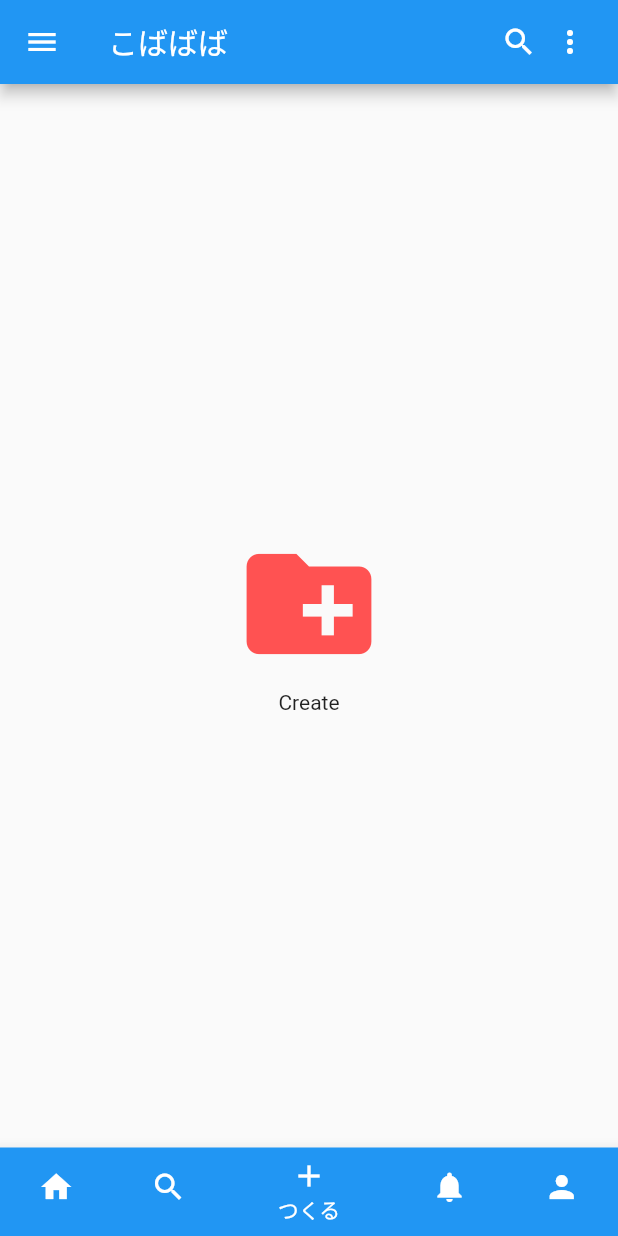
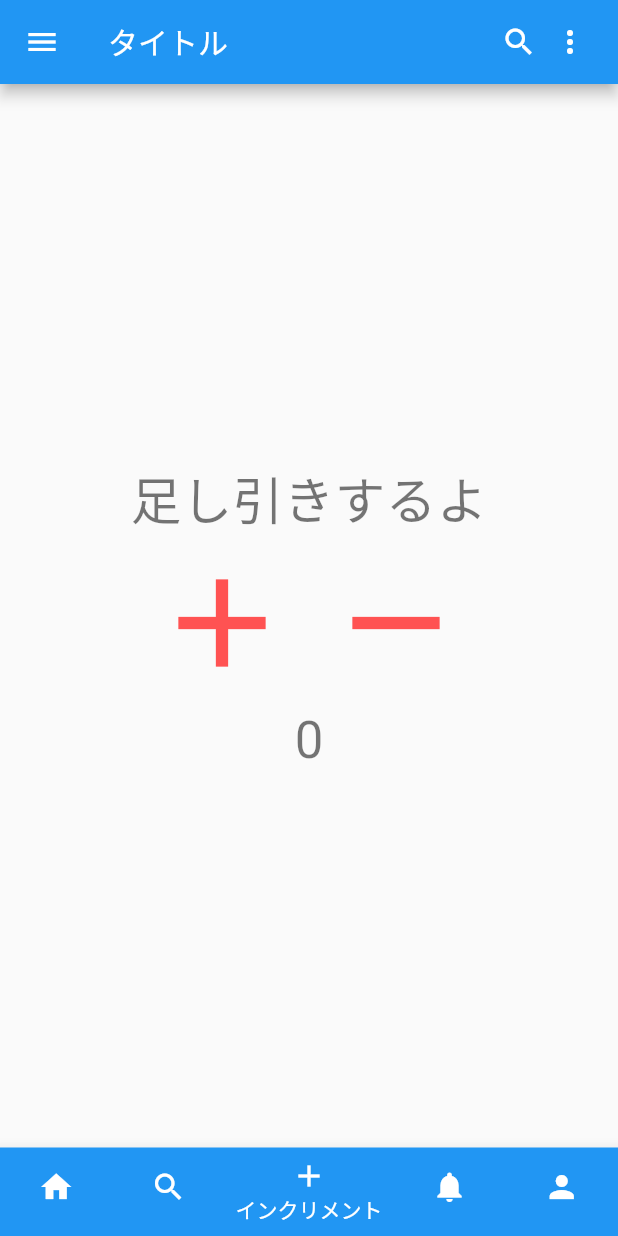
Before and after one commit to koba1108/prac_flutter, a Flutter app: the screen it shows after launch, item 3 of the bottom bar chosen, on a phone screen of 412 x 824 dp. Run offline on Flutter 3.47's test engine with Material 2 defaults, Android fonts, the phone set to English and light mode, and no system bars; our stand-ins replace flutter_redux, redux.

Commit message:
edit ignore

```diff
--- a/lib/main.dart
+++ b/lib/main.dart
@@ -4,16 +4,28 @@ import 'pages/search.dart';
 import 'pages/create.dart';
 import 'pages/notifications.dart';
 import 'pages/account.dart';
+import 'store/index.dart';
+import 'package:redux/redux.dart';
+import 'package:flutter_redux/flutter_redux.dart';
 
-void main() => runApp(MyApp());
+void main() {
+  runApp(MyApp(store: initAppState()));
+}
 
 class MyApp extends StatelessWidget {
+  final Store<AppState> store;
+
+  MyApp({Key key, this.store}) : super(key: key);
+
   @override
   Widget build(BuildContext context) {
-    return MaterialApp(
-      title: 'App',
-      theme: ThemeData(primarySwatch: Colors.blue),
-      home: App(),
+    return StoreProvider<AppState>(
+      store: store,
+      child: MaterialApp(
+        title: 'App',
+        theme: ThemeData(primarySwatch: Colors.blue),
+        home: App(),
+      )
     );
   }
 }
@@ -47,7 +59,7 @@ class _AppState extends State<App> {
   Widget build(BuildContext context) {
     return Scaffold(
       appBar: AppBar(
-        title: Text('こばばば'),
+        title: Text('タイトル'),
         leading: InkWell(
           child: Icon(Icons.menu),
           onTap: () {
@@ -93,7 +105,7 @@ class _AppState extends State<App> {
             ),
             BottomNavigationBarItem(
               icon: Icon(Icons.add),
-              title: Text('つくる'),
+              title: Text('インクリメント'),
               backgroundColor: Colors.blue,
             ),
             BottomNavigationBarItem(
--- a/lib/pages/create.dart
+++ b/lib/pages/create.dart
@@ -1,4 +1,7 @@
+import 'package:prac_flutter/store/index.dart';
+import 'package:redux/redux.dart';
 import 'package:flutter/material.dart';
+import 'package:flutter_redux/flutter_redux.dart';
 
 class Create extends StatelessWidget {
   @override
@@ -9,14 +12,42 @@ class Create extends StatelessWidget {
                 child: new Column(
                     mainAxisAlignment: MainAxisAlignment.center,
                     children: <Widget>[
-                      new IconButton(
-                          icon: new Icon(Icons.create_new_folder, color: Colors.redAccent),
-                          iconSize: 100.0,
-                          onPressed: () {
-                            // Navigator.of(context).pushNamed("/tinder");
-                          }
+                      Text('足し引きするよ', style: Theme.of(context).textTheme.display1,),
+                      Row(
+                          crossAxisAlignment: CrossAxisAlignment.center,
+                          mainAxisAlignment: MainAxisAlignment.center,
+                          children: <Widget>[
+                            StoreConnector(
+                                converter: (Store<AppState> store) {
+                                  return () => store.dispatch(Actions.Increment);
+                                },
+                                builder: (context, callback) => IconButton(
+                                  icon: new Icon(Icons.add, color: Colors.redAccent),
+                                  highlightColor: Colors.grey,
+                                  iconSize: 100.0,
+                                  onPressed: callback,
+                                )
+                            ),
+                            StoreConnector(
+                                converter: (Store<AppState> store) {
+                                  return () => store.dispatch(Actions.Decrement);
+                                },
+                                builder: (context, callback) => IconButton(
+                                  icon: new Icon(Icons.remove, color: Colors.redAccent),
+                                  highlightColor: Colors.grey,
+                                  iconSize: 100.0,
+                                  onPressed: callback,
+                                )
+                            ),
+                          ]
                       ),
-                      new Text("Create")
+                      StoreConnector(
+                        converter: (Store<AppState> store) => store.state.counter,
+                        builder: (context, counter) => Text(
+                          '$counter',
+                          style: Theme.of(context).textTheme.display1,
+                        ),
+                      ),
                     ]
                 )
             )
--- /dev/null
+++ b/lib/store/index.dart
@@ -0,0 +1,37 @@
+import 'package:flutter/material.dart';
+import 'package:redux/redux.dart';
+
+@immutable
+class AppState {
+  final int counter;
+  AppState(this.counter);
+}
+
+enum Actions {
+  Increment,
+  Decrement
+}
+
+AppState reducer(AppState prev, action) {
+  switch (action) {
+    case Actions.Increment: {
+      return AppState(prev.counter + 1);
+    }
+    case Actions.Decrement: {
+      return AppState(prev.counter - 1);
+    }
+  }
+  return prev;
+}
+
+middleware(Store<AppState> store, action, NextDispatcher next) async {
+  next(action);
+}
+
+Store initAppState() {
+  return Store<AppState>(
+      reducer,
+      initialState: AppState(0),
+      middleware: [middleware]
+  );
+}
--- a/pubspec.yaml
+++ b/pubspec.yaml
@@ -18,6 +18,8 @@ environment:
 
 dependencies:
   http: ^0.12.0+2
+  redux: ^3.0.0
+  flutter_redux: ^0.5.3
   flutter:
     sdk: flutter
 
```
Also changed, not shown: lib/pages/home.dart (+8 -10 lines), 1 other file.
